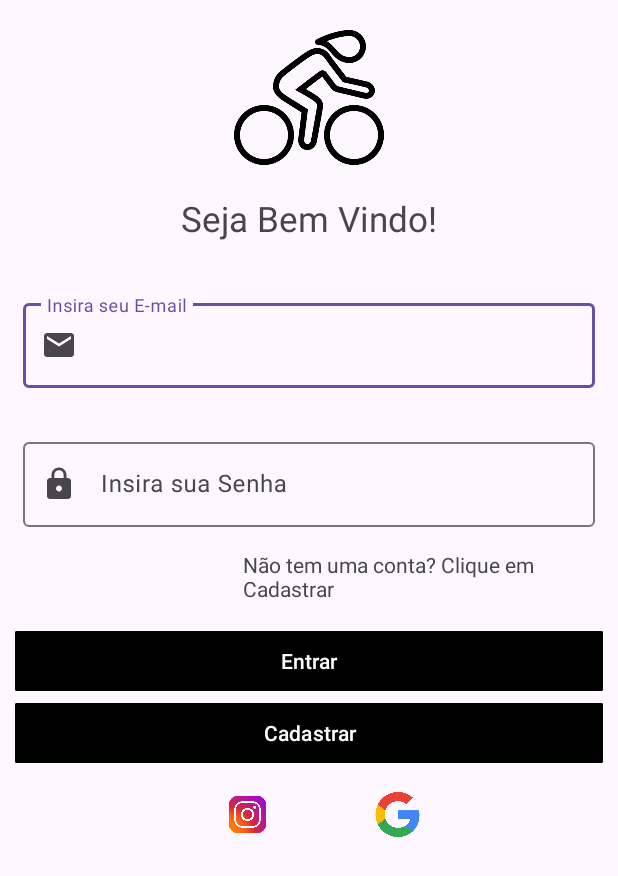
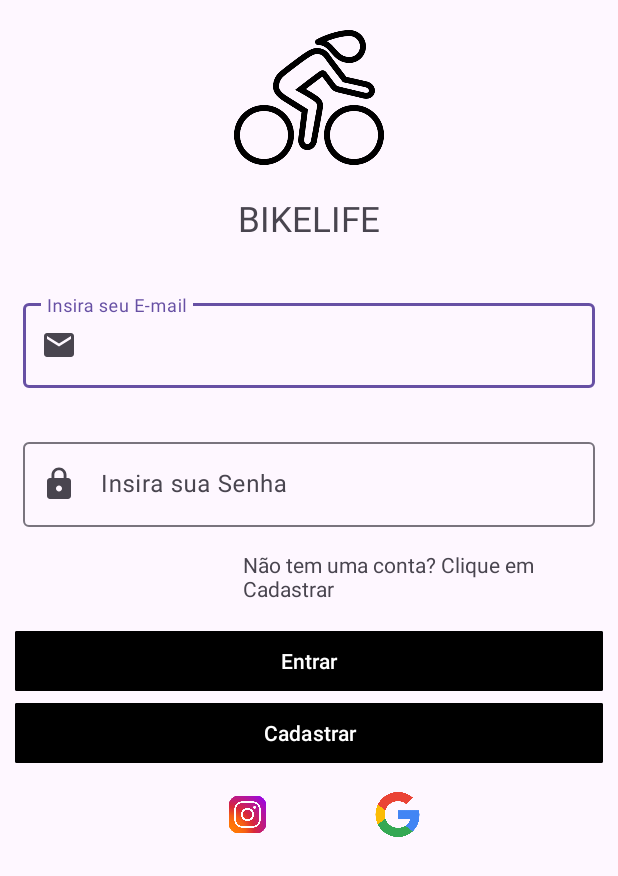
Before and after one commit to 0303-arch/BikeApp, an Android app: the LoginActivity screen opened directly, with no data from a screen before it, on a phone screen of 412 x 824 dp. Shown: the top 876 px of the screen. Run offline under Robolectric (Android 15) with nearby library versions, the phone set to English and light mode, and no system bars.

```diff
--- a/app/src/main/res/layout/activity_login_layout.xml
+++ b/app/src/main/res/layout/activity_login_layout.xml
@@ -20,8 +20,8 @@
         android:layout_height="wrap_content"
         android:layout_gravity="center"
         android:layout_marginTop="20dp"
-        android:text="Seja Bem Vindo!"
-        android:textSize="23dp" />
+        android:text="BIKELIFE"
+        android:textSize="23sp" />
 
     <com.google.android.material.textfield.TextInputLayout
         android:id="@+id/txtEmail"
--- a/app/src/main/res/layout/activity_splash.xml
+++ b/app/src/main/res/layout/activity_splash.xml
@@ -20,6 +20,7 @@
         android:layout_height="100dp"
         android:text="BIKELIFE"
         android:gravity="center"
+        android:textColor="#1A1A1D"
         android:textSize="23dp"/>
 
     <com.google.android.material.progressindicator.CircularProgressIndicator
```
